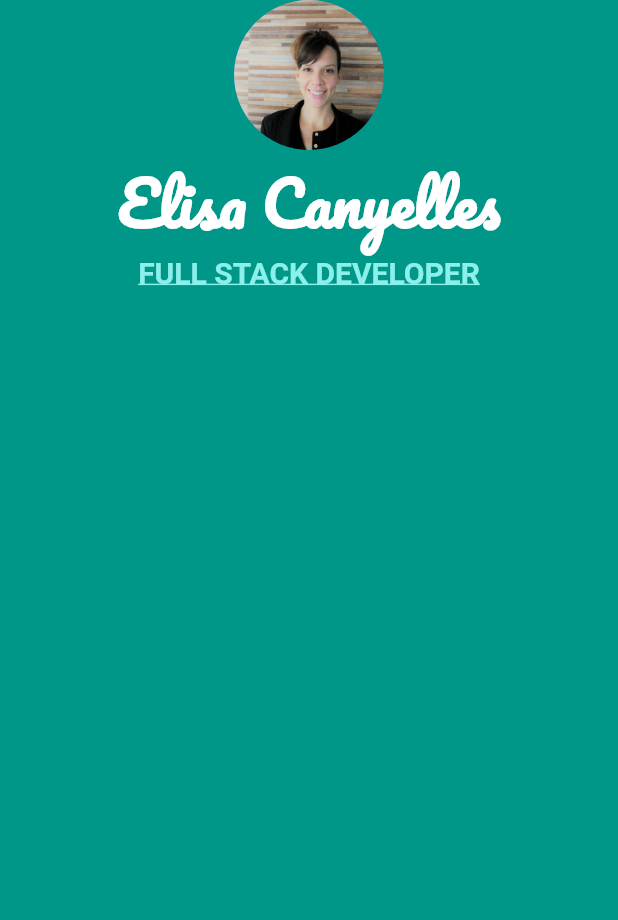
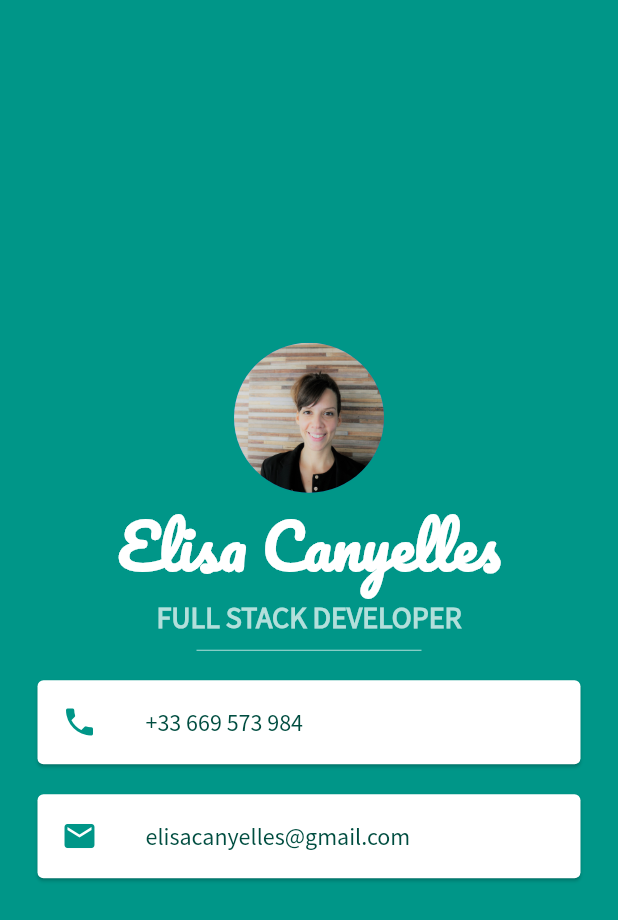
Before and after one commit to Elisa-cf/micard, a Flutter app: the screen it shows after launch, on a phone screen of 412 x 824 dp. Shown: the top 920 px of the screen. Run offline on Flutter 3.47's test engine with Material 2 defaults, Android fonts, the phone set to English and light mode, and no system bars; Roboto replaces fonts that are missing (SourceSansPro-Regular).

Commit message:
create cards using ListTile instead of using containers and rows and lines using divider

```diff
--- a/micard/lib/main.dart
+++ b/micard/lib/main.dart
@@ -15,6 +15,7 @@ class MyApp extends StatelessWidget {
         backgroundColor: Colors.teal,
         body: SafeArea(
           child: Column(
+            mainAxisAlignment: MainAxisAlignment.center,
             children: <Widget>[
               const Center(
                 child: CircleAvatar(
@@ -32,14 +33,49 @@ class MyApp extends StatelessWidget {
               ),
               Text(
                 'Full Stack Developer'.toUpperCase(),
-                style: const TextStyle(
+                style: TextStyle(
                   fontSize: 20,
-                  color: Color.fromARGB(255, 139, 239, 234),
+                  color: Colors.teal.shade100,
                   fontWeight: FontWeight.bold,
-                  fontFamily: 'SourceSansPro-Regular',
-                  decoration: TextDecoration.underline,
+                  fontFamily: 'Source Sans Pro',
                 ),
               ),
+              SizedBox(
+                height: 20,
+                width: 150,
+                child: Divider(
+                  color: Colors.teal.shade100,
+                ),
+              ),
+              Card(
+                color: Colors.white,
+                margin:
+                    const EdgeInsets.symmetric(vertical: 10, horizontal: 25),
+                child: ListTile(
+                  leading: const Icon(Icons.phone, color: Colors.teal),
+                  title: Text(
+                    '+33 669 573 984',
+                    style: TextStyle(
+                        fontSize: 16,
+                        color: Colors.teal.shade900,
+                        fontFamily: 'Source Sans Pro'),
+                  ),
+                ),
+              ),
+              Card(
+                  color: Colors.white,
+                  margin:
+                      const EdgeInsets.symmetric(vertical: 10, horizontal: 25),
+                  child: ListTile(
+                    leading: const Icon(Icons.email, color: Colors.teal),
+                    title: Text(
+                      'elisacanyelles@gmail.com',
+                      style: TextStyle(
+                          fontSize: 16,
+                          color: Colors.teal.shade900,
+                          fontFamily: 'Source Sans Pro'),
+                    ),
+                  ))
             ],
           ),
         ),
--- a/micard/pubspec.yaml
+++ b/micard/pubspec.yaml
@@ -73,4 +73,7 @@ flutter:
   - family: Pacifico
     fonts:
     - asset: fonts/Pacifico-Regular.ttf
+
+  - family: Source Sans Pro
+    fonts:
     - asset: fonts/SourceSansPro-Regular.ttf
```
